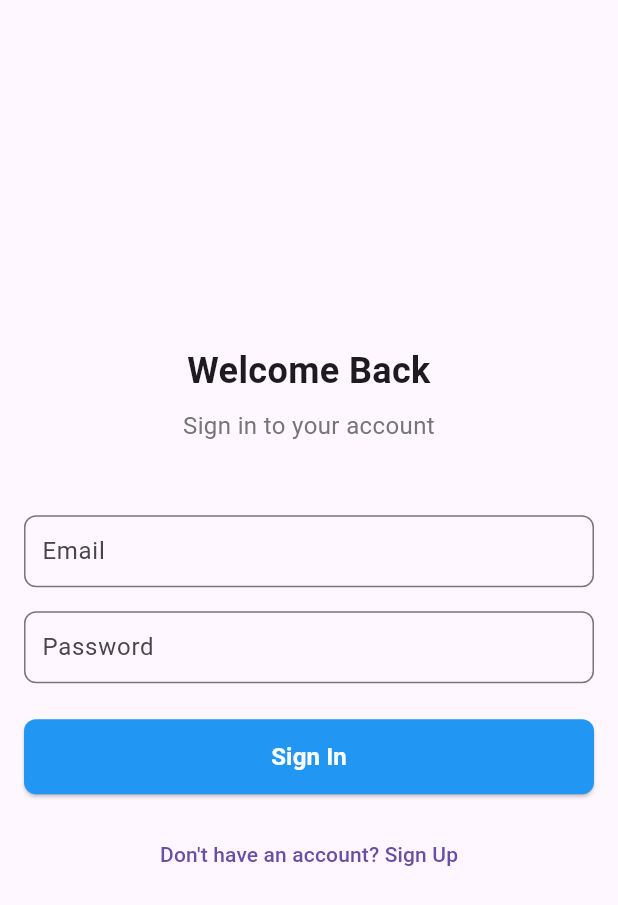
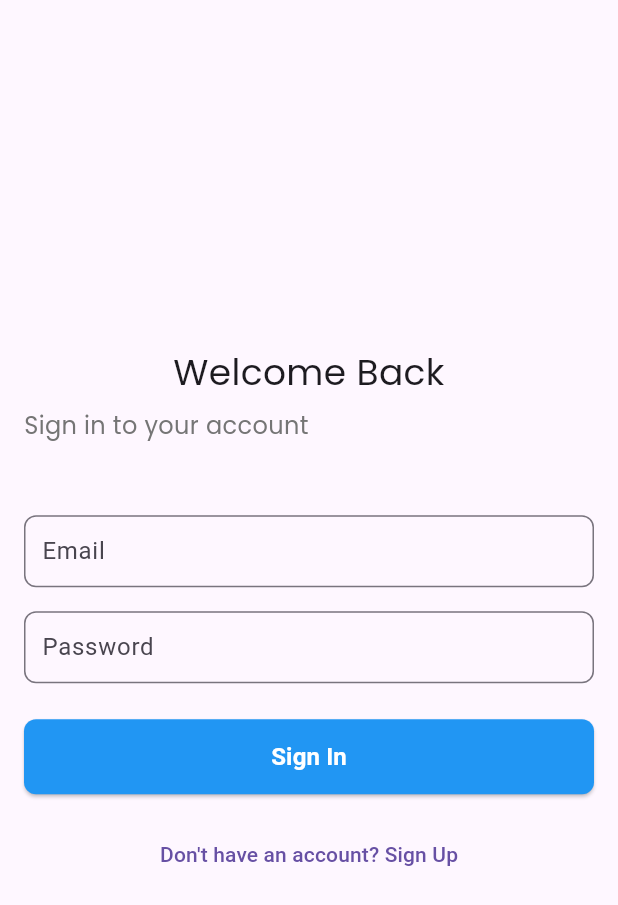
Before and after one commit to sharifdujee/second_source_assignment, a Flutter app: the screen it shows after launch, on a phone screen of 412 x 824 dp. Shown: the top 905 px of the screen. Run offline on Flutter 3.47's test engine with Material 3 defaults, Android fonts, the phone set to English and light mode, and no system bars; our stand-ins replace cached_network_image, cloud_firestore, firebase_auth, firebase_core, firebase_messaging, firebase_storage and 5 more; accounts and stored records are empty.

Commit message:
login screen documentation

```diff
--- a/lib/views/auth/login_screen.dart
+++ b/lib/views/auth/login_screen.dart
@@ -1,5 +1,6 @@
 import 'package:chat_application/core/constants/app_paddings.dart';
-import 'package:chat_application/core/constants/app_text_styles.dart';
+
+import 'package:chat_application/widgets/custom_text.dart';
 import 'package:flutter/material.dart';
 import 'package:flutter_riverpod/flutter_riverpod.dart';
 import 'package:go_router/go_router.dart';
@@ -21,8 +22,10 @@ class LoginScreen extends ConsumerWidget {
 
   @override
   Widget build(BuildContext context, WidgetRef ref) {
+    /// create a provider for authModelProvider, the auth model provider is define inside viewModels
     final authViewModel = ref.watch(authViewModelProvider);
 
+   /// initially check is user is already login navigate chat screen, for routing use go-router package
     ref.listen<AuthViewModel>(authViewModelProvider, (previous, next) {
       if (next.error != null) {
         AppUtils.showSnackBar(context, next.error!, isError: true);
@@ -37,26 +40,20 @@ class LoginScreen extends ConsumerWidget {
         child: Padding(
           padding: AppPaddings.defaultPadding,
           child: Form(
+            /// form key is used for check the form validation.
             key: _formKey,
             child: Column(
               mainAxisAlignment: MainAxisAlignment.center,
               crossAxisAlignment: CrossAxisAlignment.stretch,
               children: [
-                Text(
-                  'Welcome Back',
-                  style: AppTextStyles.titleStyle,
-                  textAlign: TextAlign.center,
-                ),
+                /// custom text is define in constants directory inside core directory
+                CustomText(text: "Welcome Back", textAlign: TextAlign.center,fontSize: 24,),
+
                 const SizedBox(height: 8),
-                Text(
-                  'Sign in to your account',
-                  style: TextStyle(
-                    fontSize: 16,
-                    color: Colors.grey[600],
-                  ),
-                  textAlign: TextAlign.center,
-                ),
+                CustomText(text: "Sign in to your account", fontSize: 16,color: Colors.grey[600],),
+
                 const SizedBox(height: 48),
+                /// text field for enter user email here check the regular expression
                 CustomTextField(
                   controller: _emailController,
                   hintText: 'Email',
@@ -92,6 +89,7 @@ class LoginScreen extends ConsumerWidget {
                   text: 'Sign In',
                   isLoading: authViewModel.isLoading,
                   onPressed: () {
+                    /// here check the form validation email and password is empty or not
                     if (_formKey.currentState!.validate()) {
                       ref.read(authViewModelProvider).signIn(
                         _emailController.text.trim(),
--- /dev/null
+++ b/lib/widgets/custom_text.dart
@@ -0,0 +1,74 @@
+import 'package:flutter/material.dart';
+import 'package:google_fonts/google_fonts.dart';
+
+
+
+class CustomText extends StatelessWidget {
+  final String text;
+  final double? fontSize;
+  final FontWeight? fontWeight;
+  final Color? color;
+  final TextAlign? textAlign;
+  final TextOverflow? overflow;
+  final int? maxLines;
+  final TextDecoration? decoration;
+  final double? letterSpacing;
+  final double? height;
+  final FontStyle? fontStyle;
+  final TextDirection? textDirection;
+  final TextBaseline? textBaseline;
+  final TextWidthBasis? textWidthBasis;
+  final TextHeightBehavior? textHeightBehavior;
+  final Locale? locale;
+  final bool? softWrap;
+
+  const CustomText({
+    super.key,
+    required this.text,
+    this.fontSize,
+    this.fontWeight,
+    this.color ,
+    this.textAlign,
+    this.overflow,
+    this.maxLines,
+    this.decoration,
+    this.letterSpacing,
+    this.height,
+    this.fontStyle,
+    this.textDirection,
+    this.textBaseline,
+    this.textWidthBasis,
+    this.textHeightBehavior,
+    this.locale,
+    this.softWrap,
+  });
+
+  @override
+  Widget build(BuildContext context) {
+
+
+
+    return Text(
+      text,
+      textAlign: textAlign,
+      overflow: overflow,
+      maxLines: maxLines,
+      textDirection: textDirection,
+      textHeightBehavior: textHeightBehavior,
+      textWidthBasis: textWidthBasis,
+      softWrap: softWrap,
+      style: GoogleFonts.poppins(
+        fontSize: fontSize,
+        fontWeight: fontWeight,
+        color: color,
+
+        decoration: decoration,
+        letterSpacing: letterSpacing,
+        height: height,
+        fontStyle: fontStyle,
+        textBaseline: textBaseline,
+        locale: locale,
+      ),
+    );
+  }
+}
--- a/pubspec.yaml
+++ b/pubspec.yaml
@@ -46,6 +46,7 @@ dependencies:
   uuid: ^4.5.1
   firebase_storage: ^13.0.2
   flutter_local_notifications: ^19.4.2
+  google_fonts: ^6.3.2
 
 dev_dependencies:
   flutter_test:
```
Also changed, not shown: pubspec.lock.
